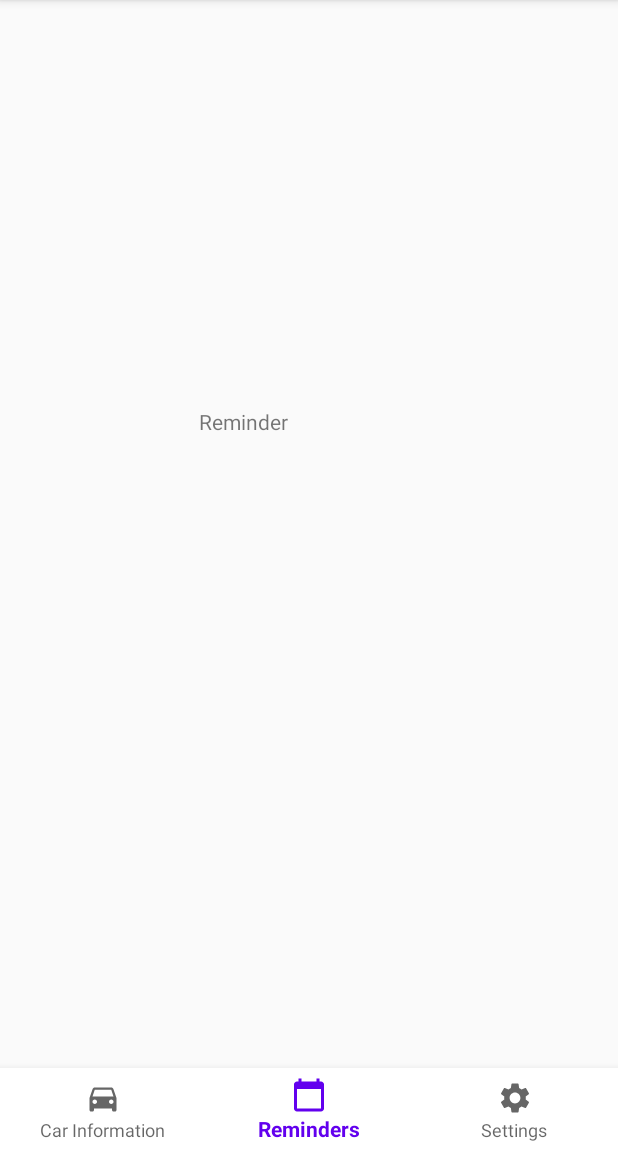
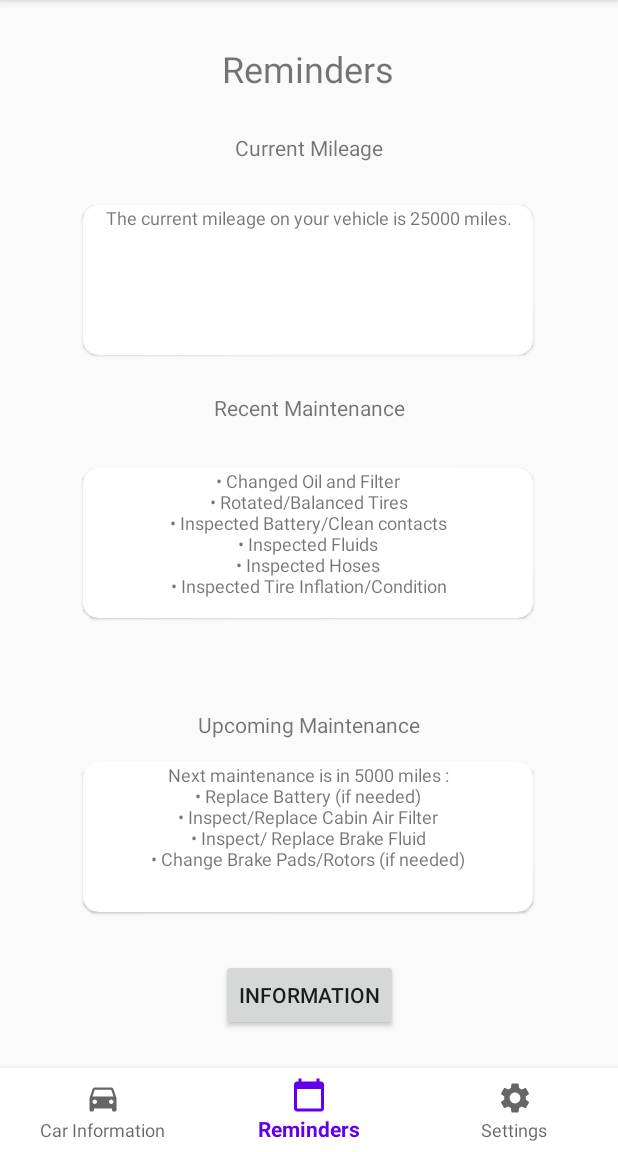
Before and after one commit to EdwardCordero/CARMA, an Android app: the screen it shows after launch once a user with an empty profile is signed in (MainActivity), item 2 of the bottom bar chosen, on a phone screen of 412 x 824 dp, the part 84-1236 px from its top. Run offline under Robolectric (Android 15) with nearby library versions, the phone set to English and light mode, and no system bars; our stand-ins replace Firebase (no records; nobody signed in at launch, a user with empty details on screens opened directly); libraries missing offline, so code that uses them is left out: com.firebase.ui.

Commit message:
Made a new layout for reminders based on the design made by Tim. Not sure how to display a graph or calendar the way it was designed yet so I just have some text that is being show using some static data. I also made Database References to be able to get information from the database when we have that going. I different methods to be able to output the recent and upcoming maintenance onto the cards on the layout. There is a button there that I am just using for testing purposes right now.

```diff
--- a/app/src/main/AndroidManifest.xml
+++ b/app/src/main/AndroidManifest.xml
@@ -27,6 +27,7 @@
         <activity
             android:name=".MainActivity"
             android:theme="@style/AppTheme"></activity>
+
     </application>
 
 </manifest>
--- a/app/src/main/java/com/finalproject/app/Reminder.java
+++ b/app/src/main/java/com/finalproject/app/Reminder.java
@@ -1,19 +1,41 @@
 package com.finalproject.app;
 
+import android.content.Intent;
 import android.os.Bundle;
 
+import androidx.annotation.NonNull;
+import androidx.cardview.widget.CardView;
 import androidx.fragment.app.Fragment;
 
 import android.view.LayoutInflater;
 import android.view.View;
 import android.view.ViewGroup;
+import android.widget.Button;
+import android.widget.PopupWindow;
+import android.widget.TextView;
+
+import com.google.firebase.database.DataSnapshot;
+import com.google.firebase.database.DatabaseError;
+import com.google.firebase.database.DatabaseReference;
+import com.google.firebase.database.FirebaseDatabase;
+import com.google.firebase.database.ValueEventListener;
+
+import org.w3c.dom.Text;
 
 /**
  * A simple {@link Fragment} subclass.
  * Use the {@link Reminder#newInstance} factory method to
  * create an instance of this fragment.
  */
+
 public class Reminder extends Fragment {
+    //Database References
+    FirebaseDatabase mDatabase = FirebaseDatabase.getInstance();
+    DatabaseReference mRef = mDatabase.getReference();
+    DatabaseReference userCarsRef = mRef.child("user-cars");
+    DatabaseReference uid = userCarsRef.child("ZAU5uoNDoaXX9nQHlp44Ddz2ATX2");
+    DatabaseReference secondId = uid.child("-MM1ydgiob5OdsW77k2f");
+    DatabaseReference name = secondId.child("name");
 
     // TODO: Rename parameter arguments, choose names that match
     // the fragment initialization parameters, e.g. ARG_ITEM_NUMBER
@@ -49,6 +71,7 @@ public class Reminder extends Fragment {
     @Override
     public void onCreate(Bundle savedInstanceState) {
         super.onCreate(savedInstanceState);
+
         if (getArguments() != null) {
             mParam1 = getArguments().getString(ARG_PARAM1);
             mParam2 = getArguments().getString(ARG_PARAM2);
@@ -59,6 +82,136 @@ public class Reminder extends Fragment {
     public View onCreateView(LayoutInflater inflater, ViewGroup container,
                              Bundle savedInstanceState) {
         // Inflate the layout for this fragment
-        return inflater.inflate(R.layout.fragment_reminder, container, false);
+        View v = inflater.inflate(R.layout.fragment_reminder, container, false);
+
+        // Declare Buttons and TextViews elements from Reminders page
+        final Button btnInfo = (Button)v.findViewById(R.id.btnInfo);
+        final TextView currentMileage = (TextView)v.findViewById(R.id.textViewCurrentMileage);
+        final TextView recentMaintenance = (TextView)v.findViewById(R.id.textViewRecentMain);
+        final TextView upcomingMaintenance = (TextView)v.findViewById(R.id.textViewUpcomingMaintenance);
+
+        // Static Number for mileage for testing purposes
+        final int mileage = 25000;
+
+        getCurrentMileage(currentMileage,mileage);
+        recentMaintenance.setText(recentEveryFiveThousand());
+        upcomingMaintenance.setText(everyThirtyThousand(mileage));
+
+//        btnInfo.setOnClickListener(new View.OnClickListener() {
+//            @Override
+//            public void onClick(View v){
+//                name.addValueEventListener(new ValueEventListener() {
+//                    @Override
+//                    public void onDataChange(@NonNull DataSnapshot snapshot) {
+//                        String data = snapshot.getValue().toString();
+//                        recentMaintenance.setText(data);
+//                    }
+//
+//                    @Override
+//                    public void onCancelled(@NonNull DatabaseError error) {
+//
+//                    }
+//                });
+//
+//            }
+//        });
+
+        return v;
     }
+
+    // Methods used to display messages into the TextView objects
+    public void getCurrentMileage(TextView currentMileage, int mileage){
+        TextView thisCurrentMileage = currentMileage;
+        String theCurrentMileage = Integer.toString(mileage);
+        currentMileage.setText("The current mileage on your vehicle is "
+                + theCurrentMileage + " miles.");
+    }
+
+    public void recentMaintenance(TextView recentMain){
+        recentMain.setText("");
+    }
+
+    public void getUpcomingMaintenance(TextView upcomingMain){
+        upcomingMain.setText("");
+    }
+
+    // Methods for upcoming maintenance schedule
+    public String everyFiveThousand(){
+        return "• Change Oil and Filter\n" +
+                "• Rotate/Balance Tires\n" +
+                "• Inspect Battery/Clean contacts\n" +
+                "• Inspect Fluids\n" +
+                "• Inspect Hoses\n" +
+                "• Inspect Tire Inflation/Condition";
+    }
+
+    public String everyFifteenThousand(){
+        return "• Wheel Alignment\n" +
+                "• Replace Wiper Blades\n" +
+                "• Replace Engine Air Filter\n" +
+                "• Inspect Rotors and Pads";
+    }
+
+    public String everyThirtyThousand(int mileage){
+        String nextMainMileage = Integer.toString(30000 - mileage);
+
+        return "Next maintenance is in " + nextMainMileage + " miles :\n" +
+                "• Replace Battery (if needed)\n" +
+                "• Inspect/Replace Cabin Air Filter\n" +
+                "• Inspect/ Replace Brake Fluid\n" +
+                "• Change Brake Pads/Rotors (if needed)";
+    }
+
+    public String everySixtyThousand(){
+        return "• Inspect Timing Belt\n" +
+                "• Inspect/Replace Serpentine Belts\n" +
+                "• Inspect Transmission Fluid";
+    }
+
+    public String everyHundredTwentyThousand(){
+        return "• Change Timing Belt\n" +
+                "• Change Spark Plugs\n" +
+                "• Change Engine Coolant\n" +
+                "• Change Transmission Fluid\n" +
+                "• Change Power Steering Fluid";
+    }
+
+    // Methods for recent maintenance schedule
+    public String recentEveryFiveThousand(){
+        return "• Changed Oil and Filter\n" +
+                "• Rotated/Balanced Tires\n" +
+                "• Inspected Battery/Clean contacts\n" +
+                "• Inspected Fluids\n" +
+                "• Inspected Hoses\n" +
+                "• Inspected Tire Inflation/Condition";
+    }
+
+    public String recentEveryFifteenThousand(){
+        return "• Aligned Wheels\n" +
+                "• Replaced Wiper Blades\n" +
+                "• Replaced Engine Air Filter\n" +
+                "• Inspected Rotors and Pads";
+    }
+
+    public String recentEveryThirtyThousand(){
+        return "• Replaced Battery (if needed)\n" +
+                "• Inspected/Replaced Cabin Air Filter\n" +
+                "• Inspected/ Replaced Brake Fluid\n" +
+                "• Changed Brake Pads/Rotors (if needed)";
+    }
+
+    public String recentEverySixtyThousand(){
+        return "• Inspected Timing Belt\n" +
+                "• Inspected/Replaced Serpentine Belts\n" +
+                "• Inspected Transmission Fluid";
+    }
+
+    public String recentEveryHundredTwentyThousand(){
+        return "• Changed the Timing Belt\n" +
+                "• Changed the Spark Plugs\n" +
+                "• Changed the Engine Coolant\n" +
+                "• Changed the Transmission Fluid\n" +
+                "• Changed the Power Steering Fluid";
+    }
+
 }
--- a/app/src/main/res/layout/fragment_reminder.xml
+++ b/app/src/main/res/layout/fragment_reminder.xml
@@ -6,18 +6,155 @@
     android:layout_height="match_parent"
     tools:context=".Reminder">
 
+    ="76dp"
+        android:layout_width="181dp" />
+
     <!-- TODO: Update blank fragment layout -->
-    <TextView
-        android:layout_width="145dp"
-        android:layout_height="46dp"
-        android:layout_marginStart="2dp"
-        android:layout_marginTop="237dp"
-        android:layout_marginEnd="3dp"
-        android:layout_marginBottom="417dp"
-        android:text="Reminder"
+    =======
+    <!-- TODO: Update blank fragment layout  --><![CDATA[
+
+    >>>>>> Reminders-NewBranch
         app:layout_constraintBottom_toBottomOf="parent"
         app:layout_constraintEnd_toEndOf="parent"
         app:layout_constraintStart_toStartOf="parent"
         app:layout_constraintTop_toTopOf="parent" />
 
+
+    ]]>
+
+    <androidx.cardview.widget.CardView
+        android:id="@+id/card_view3"
+        android:layout_width="300dp"
+        android:layout_height="100dp"
+        android:layout_gravity="center"
+        android:layout_marginTop="300dp"
+        app:cardCornerRadius="10dp"
+        app:cardElevation="1dp"
+        app:layout_constraintBottom_toTopOf="@+id/btnInfo"
+        app:layout_constraintEnd_toEndOf="parent"
+        app:layout_constraintHorizontal_bias="0.495"
+        app:layout_constraintStart_toStartOf="parent"
+        app:layout_constraintTop_toTopOf="parent"
+        app:layout_constraintVertical_bias="0.868">
+
+        <TextView
+            android:id="@+id/textViewUpcomingMaintenance"
+            android:layout_width="match_parent"
+            android:layout_height="match_parent"
+            android:scrollbars="vertical"
+            android:textAlignment="center"
+            android:textSize="12dp" />
+
+    </androidx.cardview.widget.CardView>
+
+    <Button
+        android:id="@+id/btnInfo"
+        android:layout_width="wrap_content"
+        android:layout_height="wrap_content"
+        android:text="Information"
+        app:layout_constraintBottom_toBottomOf="parent"
+        app:layout_constraintEnd_toEndOf="parent"
+        app:layout_constraintStart_toStartOf="parent"
+        app:layout_constraintTop_toTopOf="parent"
+        app:layout_constraintVertical_bias="0.888" />
+
+    <TextView
+        android:id="@+id/textViewReminders"
+        android:layout_width="wrap_content"
+        android:layout_height="wrap_content"
+        android:text="Reminders"
+        android:textSize="24sp"
+        app:layout_constraintBottom_toTopOf="@+id/card_view1"
+        app:layout_constraintEnd_toEndOf="parent"
+        app:layout_constraintHorizontal_bias="0.498"
+        app:layout_constraintStart_toStartOf="parent"
+        app:layout_constraintTop_toTopOf="parent"
+        app:layout_constraintVertical_bias="0.285" />
+
+    <androidx.cardview.widget.CardView
+        android:id="@+id/card_view2"
+        android:layout_width="300dp"
+        android:layout_height="100dp"
+        android:layout_gravity="center"
+        android:layout_marginTop="50dp"
+        app:cardCornerRadius="10dp"
+        app:cardElevation="1dp"
+        app:layout_constraintBottom_toTopOf="@+id/btnInfo"
+        app:layout_constraintEnd_toEndOf="parent"
+        app:layout_constraintHorizontal_bias="0.495"
+        app:layout_constraintStart_toStartOf="parent"
+        app:layout_constraintTop_toTopOf="parent"
+        app:layout_constraintVertical_bias="0.535">
+
+        <TextView
+            android:id="@+id/textViewRecentMain"
+            android:layout_width="match_parent"
+            android:layout_height="match_parent"
+            android:textAlignment="center"
+            android:textSize="12dp"
+            android:scrollbars="vertical"
+            />
+
+    </androidx.cardview.widget.CardView>
+
+    <androidx.cardview.widget.CardView
+        android:id="@+id/card_view1"
+        android:layout_width="300dp"
+        android:layout_height="100dp"
+        android:layout_gravity="center"
+        app:cardCornerRadius="10dp"
+        app:cardElevation="1dp"
+        app:layout_constraintBottom_toTopOf="@+id/btnInfo"
+        app:layout_constraintEnd_toEndOf="parent"
+        app:layout_constraintHorizontal_bias="0.495"
+        app:layout_constraintStart_toStartOf="parent"
+        app:layout_constraintTop_toTopOf="parent"
+        app:layout_constraintVertical_bias="0.253">
+
+        <TextView
+            android:id="@+id/textViewCurrentMileage"
+            android:layout_width="match_parent"
+            android:layout_height="match_parent"
+            android:isScrollContainer="true"
+            android:textAlignment="center"
+            android:textSize="12dp"
+            android:scrollbars="vertical"
+            app:layout_constraintBottom_toBottomOf="parent" />
+    </androidx.cardview.widget.CardView>
+
+    <TextView
+        android:id="@+id/textViewCurrentMileageTitle"
+        android:layout_width="wrap_content"
+        android:layout_height="wrap_content"
+        android:layout_marginTop="20dp"
+        android:text="Current Mileage"
+        app:layout_constraintBottom_toTopOf="@+id/card_view1"
+        app:layout_constraintEnd_toEndOf="parent"
+        app:layout_constraintStart_toStartOf="parent"
+        app:layout_constraintTop_toBottomOf="@+id/textViewReminders"
+        app:layout_constraintVertical_bias="0.195" />
+
+    <TextView
+        android:id="@+id/textView2"
+        android:layout_width="wrap_content"
+        android:layout_height="wrap_content"
+        android:text="Recent Maintenance"
+        app:layout_constraintBottom_toTopOf="@+id/card_view2"
+        app:layout_constraintEnd_toEndOf="parent"
+        app:layout_constraintStart_toStartOf="parent"
+        app:layout_constraintTop_toBottomOf="@+id/card_view1"
+        app:layout_constraintVertical_bias="0.458" />
+
+    <TextView
+        android:id="@+id/textView3"
+        android:layout_width="wrap_content"
+        android:layout_height="wrap_content"
+        android:text="Upcoming Maintenance"
+        app:layout_constraintBottom_toTopOf="@+id/card_view3"
+        app:layout_constraintEnd_toEndOf="parent"
+        app:layout_constraintStart_toStartOf="parent"
+        app:layout_constraintTop_toBottomOf="@+id/card_view2"
+        app:layout_constraintVertical_bias="0.8" />
+
+
 </androidx.constraintlayout.widget.ConstraintLayout>
```
